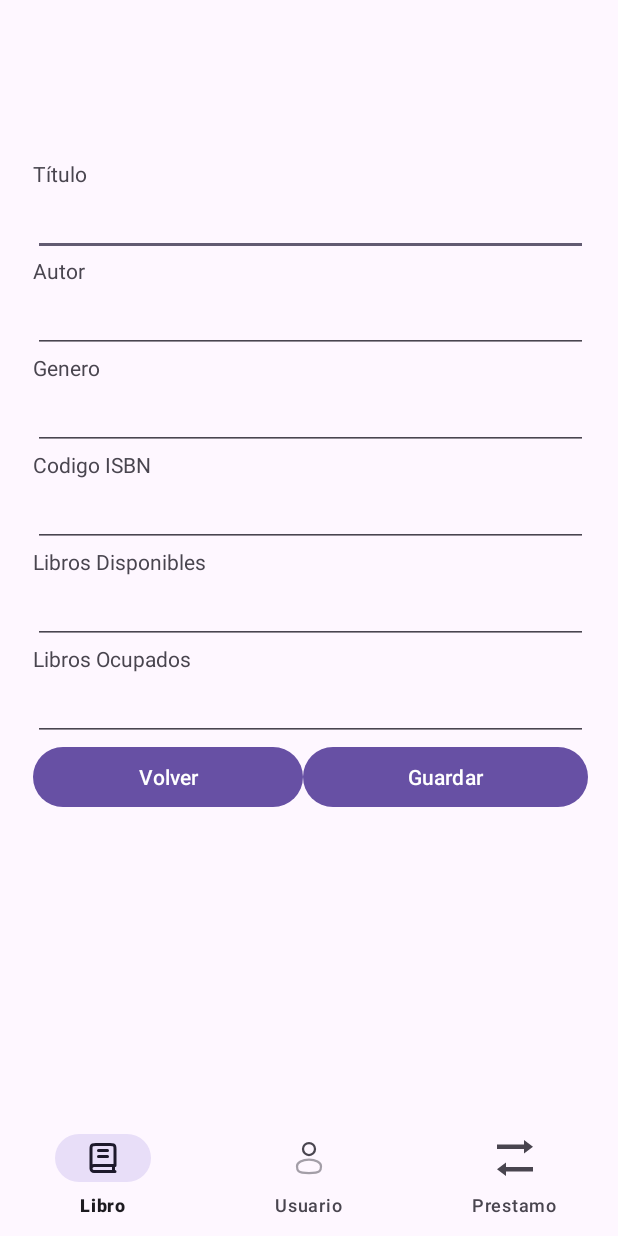
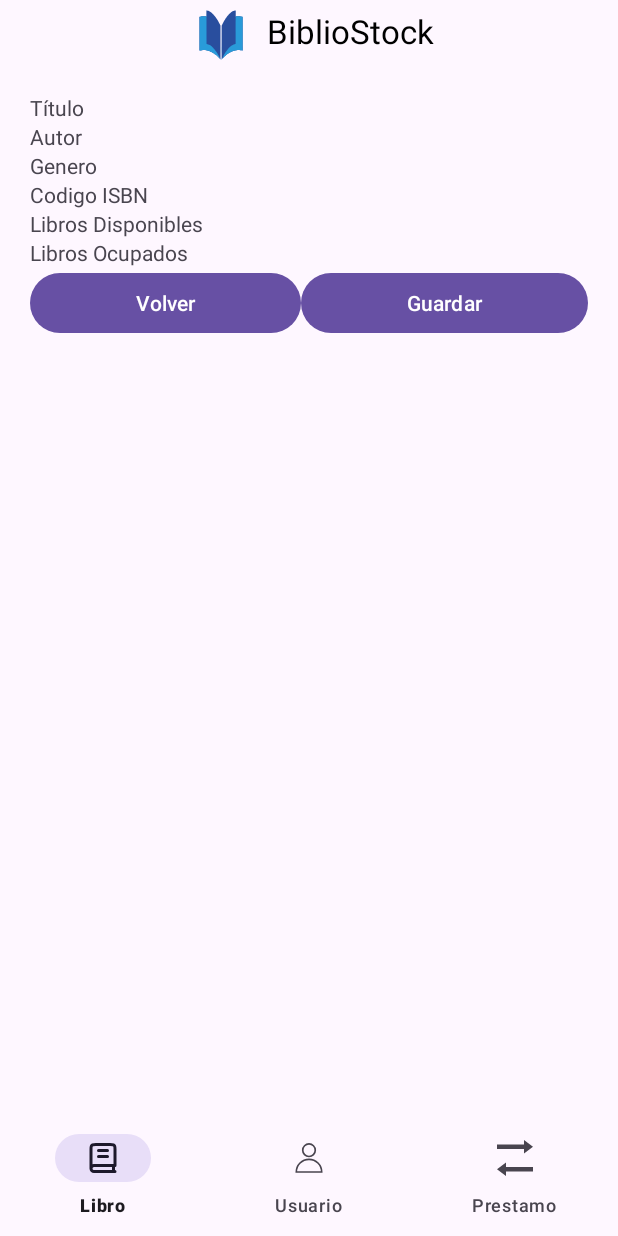
Before and after one commit to Cristian21373/Bibliotecary, an Android app: the screen it shows after launch (MainActivity), on a phone screen of 412 x 824 dp. Run offline under Robolectric (Android 15) with nearby library versions, the phone set to English and light mode, and no system bars; our stand-ins replace Volley; network calls fail.

Commit message:
Se suben nuevos cambios en el detalle y en el diseño

```diff
--- a/crudlibrary/app/src/main/AndroidManifest.xml
+++ b/crudlibrary/app/src/main/AndroidManifest.xml
@@ -3,6 +3,7 @@
     xmlns:tools="http://schemas.android.com/tools">
     <!--Se solicita permiso para acceder al internet-->
     <uses-permission android:name="android.permission.INTERNET"/>
+
     <application
         android:usesCleartextTraffic="true"
         android:allowBackup="true"
--- a/crudlibrary/app/src/main/java/com/example/crudlibrary/config/config.kt
+++ b/crudlibrary/app/src/main/java/com/example/crudlibrary/config/config.kt
@@ -7,7 +7,7 @@ class config {
      */
 
     companion object{
-        val urlBase="http://10.192.80.84:8080/api/v1/"
+        val urlBase="http://10.192.80.57:8080/api/v1/"
         val urlLibro = urlBase+"libro/"
 
 
--- /dev/null
+++ b/crudlibrary/app/src/main/res/drawable/button_background.xml
@@ -0,0 +1,5 @@
+<?xml version="1.0" encoding="utf-8"?>
+<shape xmlns:android="http://schemas.android.com/apk/res/android">
+    <solid android:color="?android:attr/colorAccent" />
+    <corners android:radius="10dp" /> <!-- Ajusta el radio de las esquinas aquí -->
+</shape>
--- /dev/null
+++ b/crudlibrary/app/src/main/res/drawable/logo_b.xml
@@ -0,0 +1,81 @@
+<vector xmlns:android="http://schemas.android.com/apk/res/android"
+    android:width="1280dp"
+    android:height="1280dp"
+    android:viewportWidth="2048"
+    android:viewportHeight="1724">
+  <path
+      android:pathData="m1525,137h10l1,1 -1,184 1,1 1,-4 4,-2 28,-4 24,-2 39,-1 47,2 42,4 36,6 23,5 3,4v1018l-10,-1 -32,-6 -46,-6 -21,-2 -48,-2h-27l-33,3 -55,8 -31,7 -53,15 -32,11 -31,13 -36,16 -25,12 -23,13 -24,13 -34,20 -22,14 -16,12 -12,8 -19,14 -17,12 -12,9 -28,24 -10,9 -11,9 -11,10 -11,9 -17,17 -6,7 -7,5 -2,-1 7,-8 1,-2 1,-963 1,-60 6,-8 10,-16 11,-18 17,-28 12,-20 11,-17 12,-17 11,-16 12,-17 7,-10 10,-14 21,-28 11,-14 11,-13 7,-8 12,-14 9,-10 7,-8 52,-52 11,-9 9,-8 11,-9 16,-13 17,-13 15,-11 24,-15 24,-14 15,-7 28,-10 28,-7 30,-5zM1534,324v5h1v-5z"
+      android:fillColor="#294E9E"/>
+  <path
+      android:pathData="m482,137 l16,1 35,5 19,4 19,6 28,10 17,8 28,17 15,9 16,11 13,10 16,13 14,12 8,7 14,12 53,53 7,8 12,14 11,14 9,11 12,14 12,16 12,15 13,18 11,16 13,18 8,12 12,17 10,16 14,22 12,20 16,27 10,14v654l1,346 1,22 3,8 5,7 -4,-2 -8,-8 -9,-11 -10,-10 -8,-7 -10,-9 -11,-9 -14,-12 -11,-9 -15,-13 -18,-13 -14,-10 -15,-11 -23,-16 -24,-16 -18,-11 -25,-14 -23,-13 -29,-16 -28,-13 -41,-18 -25,-10 -27,-9 -46,-13 -31,-7 -35,-5 -40,-5 -11,-1 -35,-1 -36,1 -29,2 -57,8 -23,5h-7l-2,-3 -1,-10v-993l1,-12 4,-3 21,-5 30,-6 29,-3 31,-2h63l31,2 32,4 5,1v-116z"
+      android:fillColor="#294E9E"/>
+  <path
+      android:pathData="m482,194h1l1,26 1,17v25l-1,28v29l2,12 -1,42v286l1,336v99l1,37 1,18 6,3 27,7 26,6 26,7 28,10 33,16 24,14 12,8 12,9 14,12 8,7 12,11 8,7 12,11 7,7 7,6 6,7 14,14 7,8 10,10 7,8 38,38 11,14 10,13v2h2l12,16 8,11 7,10 16,23 10,15 13,20 10,17 15,25 5,11 7,15 6,12 6,9 11,12 4,6 4,3 3,8 5,7 -4,-2 -8,-8 -9,-11 -10,-10 -8,-7 -10,-9 -11,-9 -14,-12 -11,-9 -15,-13 -18,-13 -14,-10 -15,-11 -23,-16 -24,-16 -18,-11 -25,-14 -23,-13 -29,-16 -28,-13 -41,-18 -25,-10 -27,-9 -46,-13 -31,-7 -35,-5 -40,-5 -11,-1 -35,-1 -36,1 -29,2 -57,8 -23,5h-7l-2,-3 -1,-10v-993l1,-12 4,-3 21,-5 30,-6 29,-3 31,-2h63l31,2 32,4 5,1v-116z"
+      android:fillColor="#299BD9"/>
+  <path
+      android:pathData="m1620,310 l42,1 41,3 32,4 36,7 9,2 3,4v1018l-10,-1 -32,-6 -46,-6 -21,-2 -48,-2h-27l-33,3 -55,8 -31,7 -53,15 -32,11 -31,13 -36,16 -25,12 -23,13 -24,13 -34,20 -22,14 -16,12 -12,8 -19,14 -17,12 -12,9 -28,24 -10,9 -11,9 -11,10 -11,9 -17,17 -6,7 -7,5 -2,-1 7,-8 2,-1 2,-6 8,-7 8,-11 5,-4 6,-4 1,-7 5,-9 2,-8h2l2,-5 4,-6 3,-4h3l4,-8 4,-9 6,-12 4,-11 4,-8 12,-19 8,-12 9,-12 10,-14 16,-22 7,-10 3,-5h2l2,-4 12,-14 14,-15 1,-2h2l2,-4 3,-1 2,-5 3,-1v-2h2l2,-4 24,-24 1,-2h2l2,-4 13,-15 2,-3h2l2,-4 5,-6h2l2,-4 15,-15 11,-9 13,-12 11,-9 13,-11 17,-12 15,-10 23,-13 19,-9 24,-9 25,-8 32,-8 38,-8h2l1,-60v-326l-1,-24v-73l1,-174 1,-73 2,-68 1,-20h-4v-6l2,-5h3l1,-4 4,-2 28,-4 24,-2zM1534,324v5h1v-5z"
+      android:fillColor="#299AD8"/>
+  <path
+      android:pathData="m235,332 l2,2v1012l-2,-1 -1,-10v-993z"
+      android:fillColor="#294E9E"/>
+  <path
+      android:pathData="m1030,648h1l1,469 1,28v99l1,12v116l-1,33 -2,11h-1z"
+      android:fillColor="#58B1E1"/>
+  <path
+      android:pathData="m734,1427 l6,2 28,15 5,3 24,14 20,12 11,7 17,13 9,6 12,7 11,10 17,10 18,14 10,9 16,14 9,11 1,2 -4,-2 -15,-13 -11,-9 -14,-12 -15,-12 -19,-13 -17,-13 -16,-11 -20,-14 -25,-16 -25,-14 -21,-12 -12,-7z"
+      android:fillColor="#FEFEFE"/>
+  <path
+      android:pathData="m1031,1244h2l1,12v116l-1,33 -2,11h-1v-39z"
+      android:fillColor="#299BD9"/>
+  <path
+      android:pathData="m1295,247 l2,1 -8,8 -8,7 -64,64v-3l14,-15 49,-49 11,-9z"
+      android:fillColor="#FEFEFE"/>
+  <path
+      android:pathData="m1781,1226h1l1,76v44l-2,-1 -1,-14z"
+      android:fillColor="#295CA9"/>
+  <path
+      android:pathData="m1055,1587 l4,1 -10,9 -13,13 -6,7 -7,5 -2,-1 7,-8 13,-13 4,-5 5,-2v-2z"
+      android:fillColor="#FEFEFE"/>
+  <path
+      android:pathData="m680,213 l4,2 14,11 14,12 11,9 3,4 -4,-2 -12,-9 -13,-11 -12,-11z"
+      android:fillColor="#FEFEFE"/>
+  <path
+      android:pathData="m1205,338 l2,1 -9,10 -10,13 -9,11 -10,12 -1,2 -2,-1 8,-11 13,-16 11,-13z"
+      android:fillColor="#FAFCFD"/>
+  <path
+      android:pathData="m726,251 l5,3 15,14 21,21h-3l-26,-26 -8,-7 -4,-3z"
+      android:fillColor="#FBFCFD"/>
+  <path
+      android:pathData="m1337,213 l2,1 -9,8 -14,11 -12,10 -2,-1 10,-9 14,-11z"
+      android:fillColor="#FEFEFE"/>
+  <path
+      android:pathData="m1159,395 l1,2 -1,3 -3,3 -8,11 -9,12 -1,-2 12,-17z"
+      android:fillColor="#E6F3F9"/>
+  <path
+      android:pathData="m482,137 l16,1v1l-14,1 -1,23h-1z"
+      android:fillColor="#43A7DD"/>
+  <path
+      android:pathData="m482,194h1l1,22 -2,9h-1v-23z"
+      android:fillColor="#8AC8EA"/>
+  <path
+      android:pathData="m1065,535 l1,2 -8,15 -7,9 -1,-2 8,-13z"
+      android:fillColor="#62B5E3"/>
+  <path
+      android:pathData="m1205,338 l2,1 -9,10 -7,9h-2l2,-4 10,-11z"
+      android:fillColor="#FEFEFE"/>
+  <path
+      android:pathData="m981,1608 l5,1 5,6 6,9 -4,-2 -8,-8z"
+      android:fillColor="#FEFEFE"/>
+  <path
+      android:pathData="m903,1532 l5,2 11,10 -3,1 -10,-9 -3,-2z"
+      android:fillColor="#2965B0"/>
+  <path
+      android:pathData="m1525,137h10l1,1v17h-1l-1,-14 -5,-2h-4z"
+      android:fillColor="#FEFEFE"/>
+  <path
+      android:pathData="m1148,411v3l-9,12 -1,-2 8,-11z"
+      android:fillColor="#FEFEFE"/>
+  <path
+      android:pathData="m1020,1622"
+      android:fillColor="#FEFEFE"/>
+</vector>
--- a/crudlibrary/app/src/main/res/drawable/user.xml
+++ b/crudlibrary/app/src/main/res/drawable/user.xml
@@ -1,18 +1,16 @@
 <vector xmlns:android="http://schemas.android.com/apk/res/android"
     android:width="800dp"
     android:height="800dp"
-    android:viewportWidth="24"
-    android:viewportHeight="24">
+    android:viewportWidth="64"
+    android:viewportHeight="64">
   <path
-      android:pathData="M12,6m-4,0a4,4 0,1 1,8 0a4,4 0,1 1,-8 0"
-      android:strokeWidth="1.5"
+      android:pathData="M32,18.14m-11.14,0a11.14,11.14 0,1 1,22.28 0a11.14,11.14 0,1 1,-22.28 0"
+      android:strokeWidth="3"
       android:fillColor="#00000000"
-      android:strokeColor="#1C274C"/>
+      android:strokeColor="#000000"/>
   <path
-      android:pathData="M20,17.5C20,19.985 20,22 12,22C4,22 4,19.985 4,17.5C4,15.015 7.582,13 12,13C16.418,13 20,15.015 20,17.5Z"
-      android:strokeAlpha="0.5"
-      android:strokeWidth="1.5"
+      android:pathData="M54.55,56.85A22.55,22.55 0,0 0,32 34.3h0A22.55,22.55 0,0 0,9.45 56.85Z"
+      android:strokeWidth="3"
       android:fillColor="#00000000"
-      android:strokeColor="#1C274C"
-      android:fillAlpha="0.5"/>
+      android:strokeColor="#000000"/>
 </vector>
--- a/crudlibrary/app/src/main/res/layout/activity_main.xml
+++ b/crudlibrary/app/src/main/res/layout/activity_main.xml
@@ -1,5 +1,6 @@
 <?xml version="1.0" encoding="utf-8"?>
-<androidx.constraintlayout.widget.ConstraintLayout xmlns:android="http://schemas.android.com/apk/res/android"
+<androidx.constraintlayout.widget.ConstraintLayout
+    xmlns:android="http://schemas.android.com/apk/res/android"
     xmlns:app="http://schemas.android.com/apk/res-auto"
     xmlns:tools="http://schemas.android.com/tools"
     android:id="@+id/main"
@@ -9,22 +10,21 @@
 
     <androidx.fragment.app.FragmentContainerView
         android:id="@+id/fragmentContainerView"
-        android:name="com.example.crudlibrary.guardarLibro"
-        android:layout_width="410dp"
-        android:layout_height="738dp"
-        app:layout_constraintBottom_toBottomOf="parent"
+        android:name="com.example.crudlibrary.detalleLibro"
+        android:layout_width="0dp"
+        android:layout_height="0dp"
+        app:layout_constraintBottom_toTopOf="@id/bottom_navigation"
         app:layout_constraintEnd_toEndOf="parent"
-        app:layout_constraintHorizontal_bias="1.0"
         app:layout_constraintStart_toStartOf="parent"
-        app:layout_constraintTop_toTopOf="parent"
-        app:layout_constraintVertical_bias="1.0" />
+        app:layout_constraintTop_toBottomOf="@id/logo_title_layout"
+        app:layout_constraintVertical_bias="0.0" />
 
     <com.google.android.material.bottomnavigation.BottomNavigationView
         android:id="@+id/bottom_navigation"
-        android:layout_width="match_parent"
+        android:layout_width="0dp"
         android:layout_height="wrap_content"
         android:background="@drawable/bottom_navigation_background"
-        app:layout_constraintBottom_toBottomOf="@+id/fragmentContainerView"
+        app:layout_constraintBottom_toBottomOf="parent"
         app:layout_constraintEnd_toEndOf="parent"
         app:layout_constraintHorizontal_bias="1.0"
         app:layout_constraintStart_toStartOf="parent"
@@ -32,5 +32,34 @@
         app:layout_constraintVertical_bias="1.0"
         app:menu="@menu/bottom_navigation_menu" />
 
+    <LinearLayout
+        android:id="@+id/logo_title_layout"
+        android:layout_width="wrap_content"
+        android:layout_height="wrap_content"
+        android:gravity="center"
+        android:orientation="horizontal"
+        app:layout_constraintBottom_toTopOf="@id/fragmentContainerView"
+        app:layout_constraintEnd_toEndOf="parent"
+        app:layout_constraintStart_toStartOf="parent"
+        app:layout_constraintTop_toTopOf="parent"
+        app:layout_constraintVertical_bias="0.1">
+
+        <ImageView
+            android:id="@+id/imageView2"
+            android:layout_width="50dp"
+            android:layout_height="42dp"
+            android:paddingTop="4dp"
+            app:srcCompat="@drawable/logo_b" />
+
+        <TextView
+            android:id="@+id/textView"
+            android:layout_width="wrap_content"
+            android:layout_height="wrap_content"
+            android:paddingLeft="5dp"
+            android:text="@string/bibliostock"
+            android:textColor="@color/black"
+            android:textSize="22sp" />
+
+    </LinearLayout>
 
 </androidx.constraintlayout.widget.ConstraintLayout>
--- a/crudlibrary/app/src/main/res/layout/fragment_detalle_libro.xml
+++ b/crudlibrary/app/src/main/res/layout/fragment_detalle_libro.xml
@@ -3,15 +3,15 @@
     xmlns:tools="http://schemas.android.com/tools"
     android:layout_width="match_parent"
     android:layout_height="match_parent"
-    tools:context=".guardarLibro">
+    tools:context=".detalleLibro">
 
     <!-- TODO: Update blank fragment layout -->
 
     <LinearLayout
         android:layout_width="match_parent"
         android:layout_height="match_parent"
-        android:padding="20dp"
-        android:orientation="vertical">
+        android:orientation="vertical"
+        android:padding="20dp">
 
 
         <TextView
@@ -21,13 +21,11 @@
             android:text="@string/lblTitulo" />
 
 
-
         <TextView
             android:id="@+id/lblautor"
             android:layout_width="match_parent"
             android:layout_height="wrap_content"
             android:text="@string/lblAutor" />
-
 
 
         <TextView
@@ -37,13 +35,11 @@
             android:text="@string/lblGenero" />
 
 
-
         <TextView
             android:id="@+id/lblcod_isbn"
             android:layout_width="match_parent"
             android:layout_height="wrap_content"
             android:text="@string/lblCodigoISBN" />
-
 
 
         <TextView
@@ -53,13 +49,11 @@
             android:text="@string/lblLibrosDisponibles" />
 
 
-
         <TextView
             android:id="@+id/lblcant_ocup"
             android:layout_width="match_parent"
             android:layout_height="wrap_content"
             android:text="@string/lblLibrosOcupados" />
-
 
 
         <LinearLayout
--- a/crudlibrary/app/src/main/res/layout/fragment_guardar_libro.xml
+++ b/crudlibrary/app/src/main/res/layout/fragment_guardar_libro.xml
@@ -10,8 +10,8 @@
     <LinearLayout
         android:layout_width="match_parent"
         android:layout_height="match_parent"
-        android:padding="20dp"
-        android:orientation="vertical">
+        android:orientation="vertical"
+        android:padding="20dp">
 
 
         <TextView
@@ -95,20 +95,25 @@
         <LinearLayout
             android:layout_width="match_parent"
             android:layout_height="105dp"
+            android:layout_marginTop="50dp"
             android:orientation="horizontal">
 
             <Button
                 android:id="@+id/btnEditar"
-                android:layout_width="wrap_content"
+                android:layout_width="0dp"
                 android:layout_height="wrap_content"
+                android:layout_marginEnd="10dp"
                 android:layout_weight="1"
-                android:text="@string/btnVolver" />
+                android:background="@drawable/button_background"
+                android:text="@string/btnVolver" /> <!-- Espacio entre los botones -->
 
             <Button
                 android:id="@+id/btnEliminar"
-                android:layout_width="wrap_content"
+                android:layout_width="0dp"
                 android:layout_height="wrap_content"
+                android:layout_marginStart="10dp"
                 android:layout_weight="1"
+                android:background="@drawable/button_background"
                 android:text="@string/btnGuardar" />
         </LinearLayout>
 
--- a/crudlibrary/app/src/main/res/values/strings.xml
+++ b/crudlibrary/app/src/main/res/values/strings.xml
@@ -10,4 +10,5 @@
     <string name="lblLibrosOcupados">Libros Ocupados</string>
     <string name="btnGuardar">Guardar</string>
     <string name="btnVolver">Volver</string>
+    <string name="bibliostock">BiblioStock</string>
 </resources>
```
Also changed, not shown: crudlibrary/app/src/main/java/com/example/crudlibrary/detalleLibro.kt (+32 -75 lines), crudlibrary/app/src/main/java/com/example/crudlibrary/models/libro.kt (+6 -6 lines).
